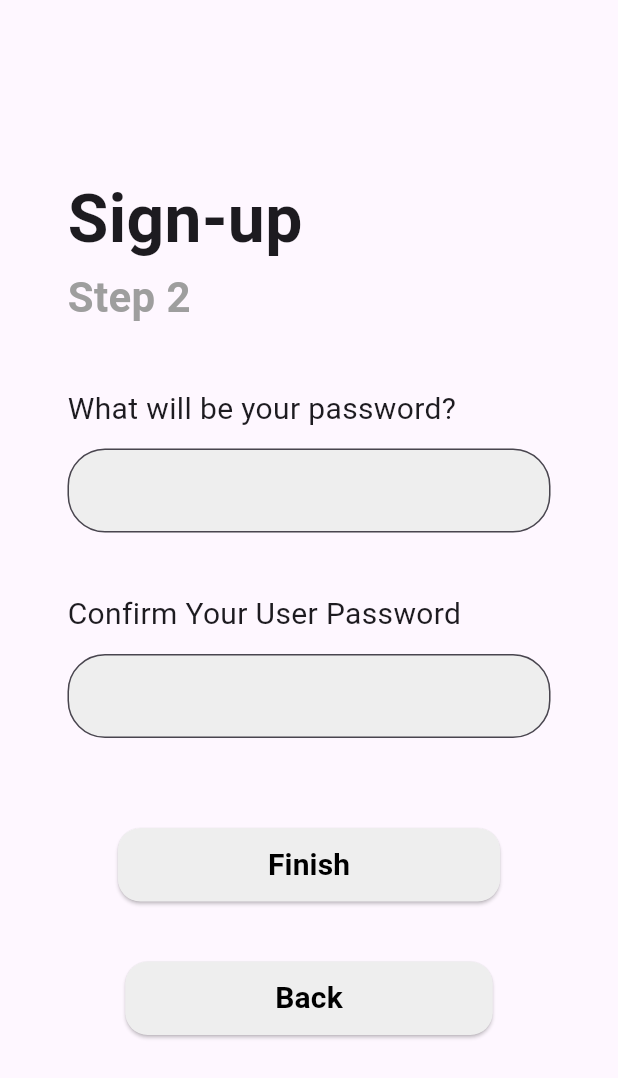
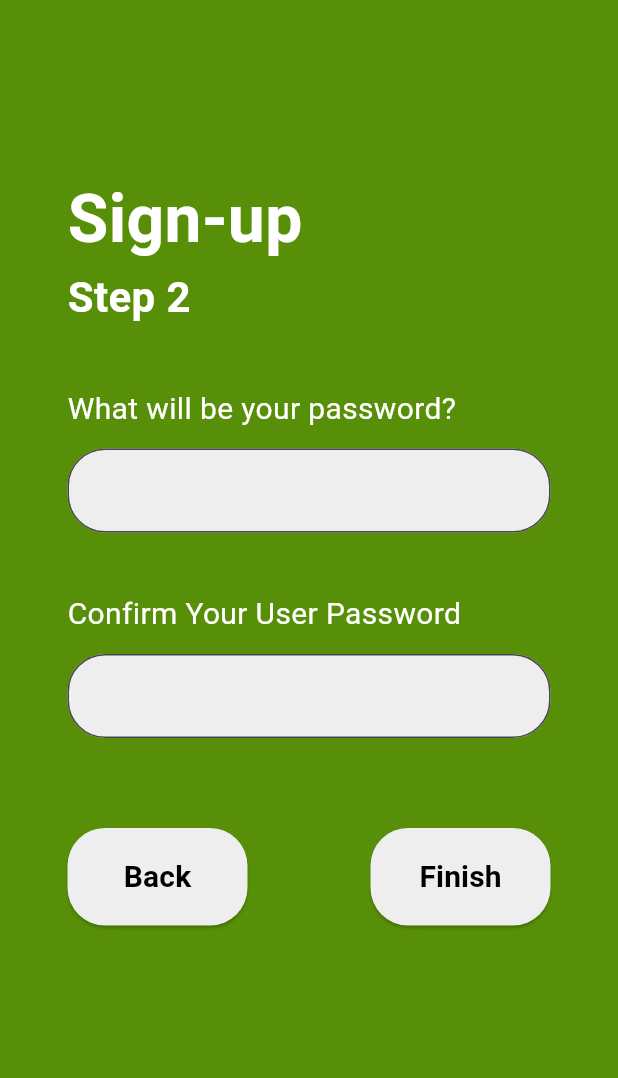
Before and after one commit to keanedalisay/cc206_benta, a Flutter app: the screen it shows after launch, after a tap on "Next", on a phone screen of 412 x 824 dp. Shown: the top 1078 px of the screen. Run offline on Flutter 3.47's test engine with Material 3 defaults, Android fonts, the phone set to English and light mode, and no system bars.

Commit message:
Implemented Design Changes to SignUp Pages

```diff
--- a/lib/features/signup_page.dart
+++ b/lib/features/signup_page.dart
@@ -6,6 +6,7 @@ class SignUpPage extends StatelessWidget {
   @override
   Widget build(BuildContext context) {
     return Scaffold(
+      backgroundColor: Color(0xFF579008),
       body: Padding(
         padding: const EdgeInsets.all(45.0),
         child: Column(
@@ -16,19 +17,23 @@ class SignUpPage extends StatelessWidget {
 
             const Text(
               'Sign-up',
-              style: TextStyle(fontSize: 44, fontWeight: FontWeight.bold),
+              style: TextStyle(
+                  fontSize: 44,
+                  fontWeight: FontWeight.bold,
+                  color: Colors.white,
+              ),
             ),
 
             const Text(
               'Step 1',
-              style: TextStyle(fontSize: 28, fontWeight: FontWeight.bold, color: Colors.grey),
+              style: TextStyle(fontSize: 28, fontWeight: FontWeight.bold, color: Colors.white),
             ),
 
             const SizedBox(height: 40),
 
             const Text(
               'What is the name of your business?',
-              style: TextStyle(fontSize: 20),
+              style: TextStyle(fontSize: 20, color: Colors.white),
             ),
 
             const SizedBox(height: 12),
@@ -48,7 +53,7 @@ class SignUpPage extends StatelessWidget {
 
             const Text(
               'What is your user name?',
-              style: TextStyle(fontSize: 20),
+              style: TextStyle(fontSize: 20, color: Colors.white),
             ),
 
             const SizedBox(height: 12),
@@ -66,27 +71,34 @@ class SignUpPage extends StatelessWidget {
             const SizedBox(height: 60),
 
             // Sign Up Button
-        Center(
-          child: ElevatedButton(
+          Row(
+            mainAxisAlignment: MainAxisAlignment.end,
+            children: [
+              ElevatedButton(
               onPressed: () {
                 Navigator.push(
                   context,
-                MaterialPageRoute(builder: (context) => SignUpStep2()), // Remove extra comma here
+                  MaterialPageRoute(builder: (context) => SignUpStep2()),
                 );
               },
               style: ElevatedButton.styleFrom(
-              padding: const EdgeInsets.symmetric(horizontal: 100, vertical: 10),
+                minimumSize: const Size(120, 60),
                 backgroundColor: Colors.grey[200],
                 shape: RoundedRectangleBorder(
-                borderRadius: BorderRadius.circular(15), // Rounded corners
-                side: BorderSide.none, // Remove border
+                  borderRadius: BorderRadius.circular(25),
+                  side: BorderSide.none,
                 ),
               ),
               child: const Text(
                 'Next',
-              style: TextStyle(fontSize: 20, fontWeight: FontWeight.bold),
+                style: TextStyle(
+                  fontSize: 20,
+                  fontWeight: FontWeight.bold,
+                  color: Colors.black,
                 ),
               ),
+            ),
+          ],
         ),
         ],
         ),
@@ -99,6 +111,7 @@ class SignUpStep2 extends StatelessWidget {
   @override
   Widget build(BuildContext context) {
     return Scaffold(
+      backgroundColor: const Color(0xFF579008),
       body: Padding(
         padding: EdgeInsets.all(45.0),
         child: Column(
@@ -109,19 +122,30 @@ class SignUpStep2 extends StatelessWidget {
 
             const Text(
               'Sign-up',
-              style: TextStyle(fontSize: 44, fontWeight: FontWeight.bold),
+              style: TextStyle(
+                  fontSize: 44,
+                  fontWeight: FontWeight.bold,
+                  color: Colors.white,
+              ),
             ),
 
             const Text(
               'Step 2',
-              style: TextStyle(fontSize: 28, fontWeight: FontWeight.bold, color: Colors.grey),
+              style: TextStyle(
+                  fontSize: 28,
+                  fontWeight: FontWeight.bold,
+                  color: Colors.white
+              ),
             ),
 
             const SizedBox(height: 40),
 
             const Text(
               'What will be your password?',
-              style: TextStyle(fontSize: 20),
+              style: TextStyle(
+                  fontSize: 20,
+                  color: Colors.white,
+              ),
             ),
 
             const SizedBox(height: 12),
@@ -141,7 +165,10 @@ class SignUpStep2 extends StatelessWidget {
 
             const Text(
               'Confirm Your User Password',
-              style: TextStyle(fontSize: 20),
+              style: TextStyle(
+                  fontSize: 20,
+                  color: Colors.white,
+              ),
             ),
 
             const SizedBox(height: 12),
@@ -160,25 +187,26 @@ class SignUpStep2 extends StatelessWidget {
 
             // Sign Up Button
             Center(
-              child: Column(
+              child: Row(
+                mainAxisAlignment: MainAxisAlignment.spaceBetween,
                 children: [
                   ElevatedButton(
                     onPressed: () {
                       Navigator.push(
                         context,
-                        MaterialPageRoute(builder: (context) => SignUpStep2()), // Remove extra comma here
+                        MaterialPageRoute(builder: (context) => SignUpPage()),
                       );
                     },
                     style: ElevatedButton.styleFrom(
-                      padding: const EdgeInsets.symmetric(horizontal: 100, vertical: 10),
+                      minimumSize: const Size(120, 65),
                       backgroundColor: Colors.grey[200],
                       shape: RoundedRectangleBorder(
-                        borderRadius: BorderRadius.circular(15),
+                        borderRadius: BorderRadius.circular(25),
                         side: BorderSide.none,
                       ),
                     ),
                     child: const Text(
-                      'Finish',
+                      'Back',
                       style: TextStyle(fontSize: 20, fontWeight: FontWeight.bold, color: Colors.black),
                     ),
                   ),
@@ -189,19 +217,19 @@ class SignUpStep2 extends StatelessWidget {
                     onPressed: () {
                       Navigator.push(
                         context,
-                        MaterialPageRoute(builder: (context) => SignUpStep2()), // Remove extra comma here
+                        MaterialPageRoute(builder: (context) => SignUpStep2()),
                       );
                     },
                     style: ElevatedButton.styleFrom(
-                      padding: const EdgeInsets.symmetric(horizontal: 100, vertical: 10),
+                      minimumSize: const Size(120, 65),
                       backgroundColor: Colors.grey[200],
                       shape: RoundedRectangleBorder(
-                        borderRadius: BorderRadius.circular(15),
+                        borderRadius: BorderRadius.circular(25),
                         side: BorderSide.none,
                       ),
                     ),
                     child: const Text(
-                      'Back',
+                      'Finish',
                       style: TextStyle(fontSize: 20, fontWeight: FontWeight.bold, color: Colors.black),
                     ),
                   ),
```
Lines whose indentation alone changed are shown as unchanged.
